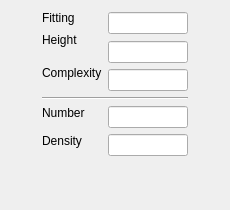
This is code/City3D/dlg/weight_panel_manual.ui in tudelft3d/City3D as Qt 5 draws it before an edit. The edited form follows.
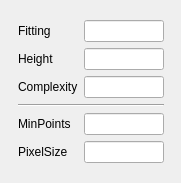
This is the edited form.

Patch:
```diff
--- a/code/City3D/dlg/weight_panel_manual.ui
+++ b/code/City3D/dlg/weight_panel_manual.ui
@@ -6,22 +6,10 @@
    <rect>
     <x>0</x>
     <y>0</y>
-    <width>230</width>
-    <height>210</height>
+    <width>181</width>
+    <height>183</height>
    </rect>
   </property>
-  <property name="minimumSize">
-   <size>
-    <width>230</width>
-    <height>210</height>
-   </size>
-  </property>
-  <property name="maximumSize">
-   <size>
-    <width>350</width>
-    <height>210</height>
-   </size>
-  </property>
   <property name="windowTitle">
    <string>Weight Panel</string>
   </property>
@@ -33,8 +21,8 @@
      </property>
      <property name="sizeHint" stdset="0">
       <size>
-       <width>22</width>
-       <height>20</height>
+       <width>0</width>
+       <height>0</height>
       </size>
      </property>
     </spacer>
@@ -42,7 +30,7 @@
    <item row="0" column="1">
     <layout class="QVBoxLayout" name="verticalLayout">
      <item>
-      <layout class="QGridLayout" name="gridLayout_2">
+      <layout class="QGridLayout" name="gridLayout">
        <item row="0" column="0">
         <widget class="QLabel" name="label_4">
          <property name="text">
@@ -50,7 +38,7 @@
          </property>
         </widget>
        </item>
-       <item row="0" column="1" rowspan="2">
+       <item row="0" column="1">
         <widget class="QLineEdit" name="lineEditFitting">
          <property name="minimumSize">
           <size>
@@ -69,14 +57,14 @@
          </property>
         </widget>
        </item>
-       <item row="1" column="0" rowspan="2">
+       <item row="1" column="0">
         <widget class="QLabel" name="label_5">
          <property name="text">
           <string>Height</string>
          </property>
         </widget>
        </item>
-       <item row="2" column="1" rowspan="2">
+       <item row="1" column="1">
         <widget class="QLineEdit" name="lineEditHeight">
          <property name="minimumSize">
           <size>
@@ -95,14 +83,14 @@
          </property>
         </widget>
        </item>
-       <item row="3" column="0" rowspan="2">
+       <item row="2" column="0">
         <widget class="QLabel" name="label_6">
          <property name="text">
           <string>Complexity</string>
          </property>
         </widget>
        </item>
-       <item row="4" column="1">
+       <item row="2" column="1">
         <widget class="QLineEdit" name="lineEditComplexity">
          <property name="minimumSize">
           <size>
@@ -131,16 +119,16 @@
       </widget>
      </item>
      <item>
-      <layout class="QGridLayout" name="gridLayout">
+      <layout class="QGridLayout" name="gridLayout_2">
        <item row="0" column="0">
         <widget class="QLabel" name="label_7">
          <property name="text">
-          <string>Number</string>
+          <string>MinPoints</string>
          </property>
         </widget>
        </item>
-       <item row="0" column="1" rowspan="2">
-        <widget class="QLineEdit" name="lineEditNumber">
+       <item row="0" column="1">
+        <widget class="QLineEdit" name="lineEditMinPoints">
          <property name="maximumSize">
           <size>
            <width>80</width>
@@ -152,15 +140,15 @@
          </property>
         </widget>
        </item>
-       <item row="1" column="0" rowspan="2">
+       <item row="1" column="0">
         <widget class="QLabel" name="label_3">
          <property name="text">
-          <string>Density</string>
+          <string>PixelSize</string>
          </property>
         </widget>
        </item>
-       <item row="2" column="1">
-        <widget class="QLineEdit" name="lineEditDensity">
+       <item row="1" column="1">
+        <widget class="QLineEdit" name="lineEditPixelSize">
          <property name="maximumSize">
           <size>
            <width>80</width>
@@ -183,8 +171,8 @@
      </property>
      <property name="sizeHint" stdset="0">
       <size>
-       <width>21</width>
-       <height>20</height>
+       <width>0</width>
+       <height>0</height>
       </size>
      </property>
     </spacer>
@@ -194,10 +182,13 @@
      <property name="orientation">
       <enum>Qt::Vertical</enum>
      </property>
+     <property name="sizeType">
+      <enum>QSizePolicy::Minimum</enum>
+     </property>
      <property name="sizeHint" stdset="0">
       <size>
-       <width>20</width>
-       <height>33</height>
+       <width>0</width>
+       <height>0</height>
       </size>
      </property>
     </spacer>
```
